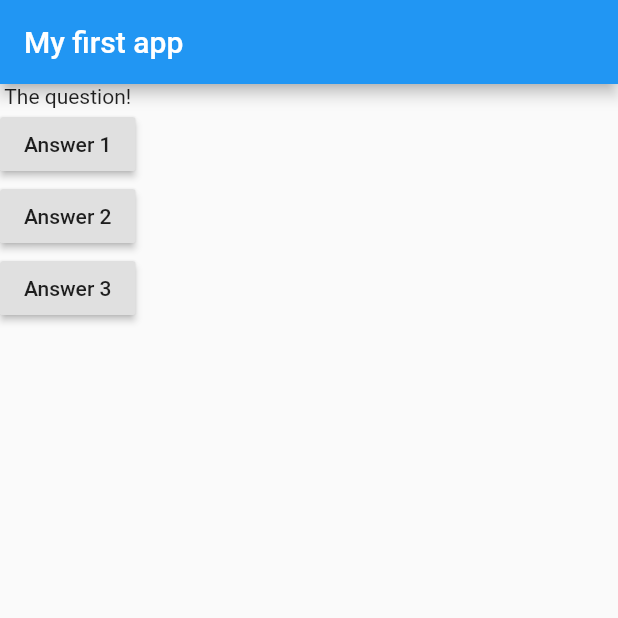
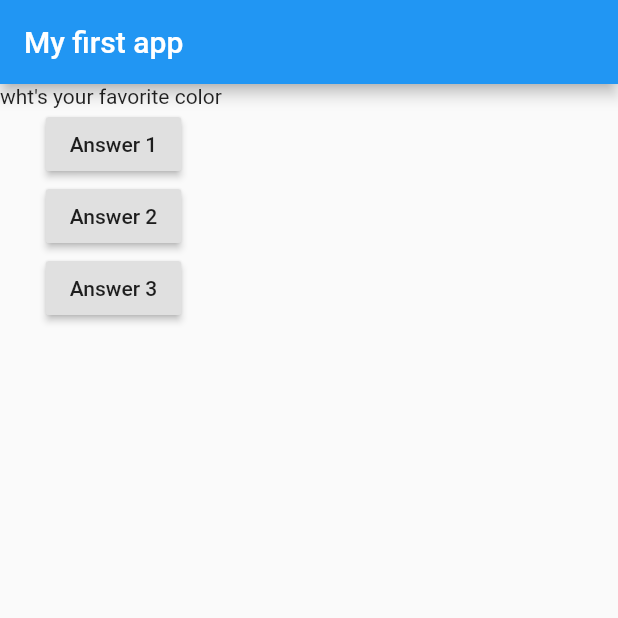
Before and after one commit to EvGen94/Flutter_apps, a Flutter app: the screen it shows after launch, after a tap on "Answer 1", on a phone screen of 412 x 824 dp, the top half of it. Run offline on Flutter 3.47's test engine with Material 2 defaults, Android fonts, the phone set to English and light mode, and no system bars.

```diff
--- a/counter/lib/main.dart
+++ b/counter/lib/main.dart
@@ -6,16 +6,18 @@ import 'package:flutter/material.dart';
 void main() => runApp(MyApp());
 
 class MyApp extends StatelessWidget {
+  var indexQuestion = 0;
 
-void answerQuestion(){
-  print("the answerIs");
-}
+  void answerQuestion() {
+    indexQuestion = indexQuestion + 1 ;
+    print(indexQuestion);
+  }
 
   @override
   Widget build(BuildContext context) {
     var questions = [
       "wht's your favorite color ",
-      "wht's your favorite animal",
+      "What's your favorite animal",
     ];
     return MaterialApp(
       home: Scaffold(
@@ -24,18 +26,23 @@ void answerQuestion(){
         ),
         body: Column(
           children: [
-            Text("The question!"),
+            Text(
+              questions.elementAt(indexQuestion),
+            ),
             RaisedButton(
               child: Text("Answer 1"),
               onPressed: answerQuestion,
             ),
             RaisedButton(
               child: Text("Answer 2"),
-              onPressed: answerQuestion,
+              onPressed: () => print("the answerIs 2"),
             ),
             RaisedButton(
               child: Text("Answer 3"),
-              onPressed: answerQuestion,
+              onPressed: () {
+                // ...
+                print("the answerIs 3");
+              },
             ),
           ],
         ),
```
